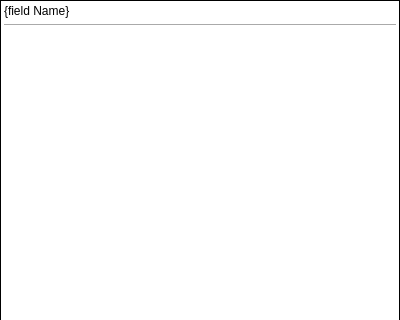
Above: src/roam/editorwidgets/uifiles/ui_list.ui from roam-qgis/Roam before the change; both pictures show x 0 to 400 and y 0 to 320 of the 400 by 693 pixel window. Below: the same form after it.
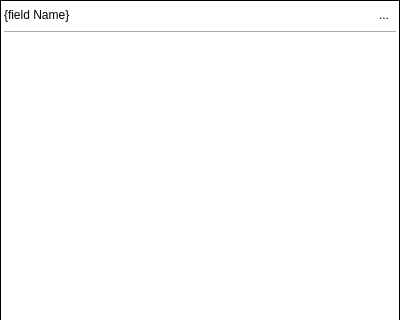
That is the form after the change. Icons and pictures are not drawn.

Commit message: Add cancel button for big list

```diff
--- a/src/roam/editorwidgets/uifiles/ui_list.ui
+++ b/src/roam/editorwidgets/uifiles/ui_list.ui
@@ -52,7 +52,7 @@
         </property>
        </widget>
       </item>
-      <item row="2" column="0">
+      <item row="2" column="0" colspan="2">
        <widget class="QListView" name="listView">
         <property name="frameShape">
          <enum>QFrame::NoFrame</enum>
@@ -68,13 +68,33 @@
         </property>
        </widget>
       </item>
-      <item row="1" column="0">
+      <item row="1" column="0" colspan="2">
        <widget class="Line" name="line">
         <property name="orientation">
          <enum>Qt::Horizontal</enum>
         </property>
        </widget>
       </item>
+      <item row="0" column="1">
+       <widget class="QToolButton" name="toolButton">
+        <property name="text">
+         <string>...</string>
+        </property>
+        <property name="icon">
+         <iconset resource="images.qrc">
+          <normaloff>:/images/images/cancel.svg</normaloff>:/images/images/cancel.svg</iconset>
+        </property>
+        <property name="iconSize">
+         <size>
+          <width>24</width>
+          <height>24</height>
+         </size>
+        </property>
+        <property name="autoRaise">
+         <bool>true</bool>
+        </property>
+       </widget>
+      </item>
      </layout>
     </widget>
    </item>
```
Left out of the diff: 23 changed lines with no effect on the pictures. The commit also changes 2 other files.
